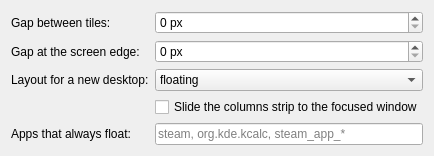
First picture: the form in package/contents/ui/config.ui, repository morvoso/kde-mindtile, before the edit.
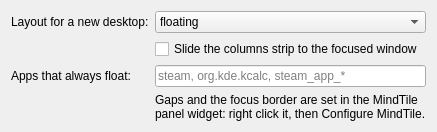
Second picture: the form after the edit.

Commit message:
Focus border, widget settings for gaps and border, Meta+wheel focus
The focused window gets a border drawn in a click-through overlay. The
widget's settings page sets the gaps, the border width and its colour.
Columns slide on a spring, and a small KWin effect binds Meta+wheel to
step the focus. The installer builds the effect when the KWin headers
are there.

```diff
--- a/package/contents/ui/config.ui
+++ b/package/contents/ui/config.ui
@@ -4,33 +4,11 @@
  <widget class="QWidget" name="MindTileConfig">
   <layout class="QFormLayout" name="form">
    <item row="0" column="0">
-    <widget class="QLabel" name="gapLabel">
-     <property name="text"><string>Gap between tiles:</string></property>
-    </widget>
-   </item>
-   <item row="0" column="1">
-    <widget class="QSpinBox" name="kcfg_Gap">
-     <property name="suffix"><string> px</string></property>
-     <property name="maximum"><number>64</number></property>
-    </widget>
-   </item>
-   <item row="1" column="0">
-    <widget class="QLabel" name="outerGapLabel">
-     <property name="text"><string>Gap at the screen edge:</string></property>
-    </widget>
-   </item>
-   <item row="1" column="1">
-    <widget class="QSpinBox" name="kcfg_OuterGap">
-     <property name="suffix"><string> px</string></property>
-     <property name="maximum"><number>64</number></property>
-    </widget>
-   </item>
-   <item row="2" column="0">
     <widget class="QLabel" name="modeLabel">
      <property name="text"><string>Layout for a new desktop:</string></property>
     </widget>
    </item>
-   <item row="2" column="1">
+   <item row="0" column="1">
     <widget class="QComboBox" name="kcfg_DefaultMode">
      <property name="kcfg_property" stdset="0"><string>currentText</string></property>
      <item><property name="text"><string>floating</string></property></item>
@@ -38,21 +16,27 @@
      <item><property name="text"><string>columns</string></property></item>
     </widget>
    </item>
-   <item row="3" column="1">
+   <item row="1" column="1">
     <widget class="QCheckBox" name="kcfg_Animate">
      <property name="text"><string>Slide the columns strip to the focused window</string></property>
     </widget>
    </item>
-   <item row="4" column="0">
+   <item row="2" column="0">
     <widget class="QLabel" name="appsLabel">
      <property name="text"><string>Apps that always float:</string></property>
     </widget>
    </item>
-   <item row="4" column="1">
+   <item row="2" column="1">
     <widget class="QLineEdit" name="kcfg_FloatingApps">
      <property name="placeholderText"><string>steam, org.kde.kcalc, steam_app_*</string></property>
     </widget>
    </item>
+   <item row="3" column="1">
+    <widget class="QLabel" name="styleNote">
+     <property name="text"><string>Gaps and the focus border are set in the MindTile panel widget: right click it, then Configure MindTile.</string></property>
+     <property name="wordWrap"><bool>true</bool></property>
+    </widget>
+   </item>
   </layout>
  </widget>
  <resources/>
```
The commit also changes 28 other files.
